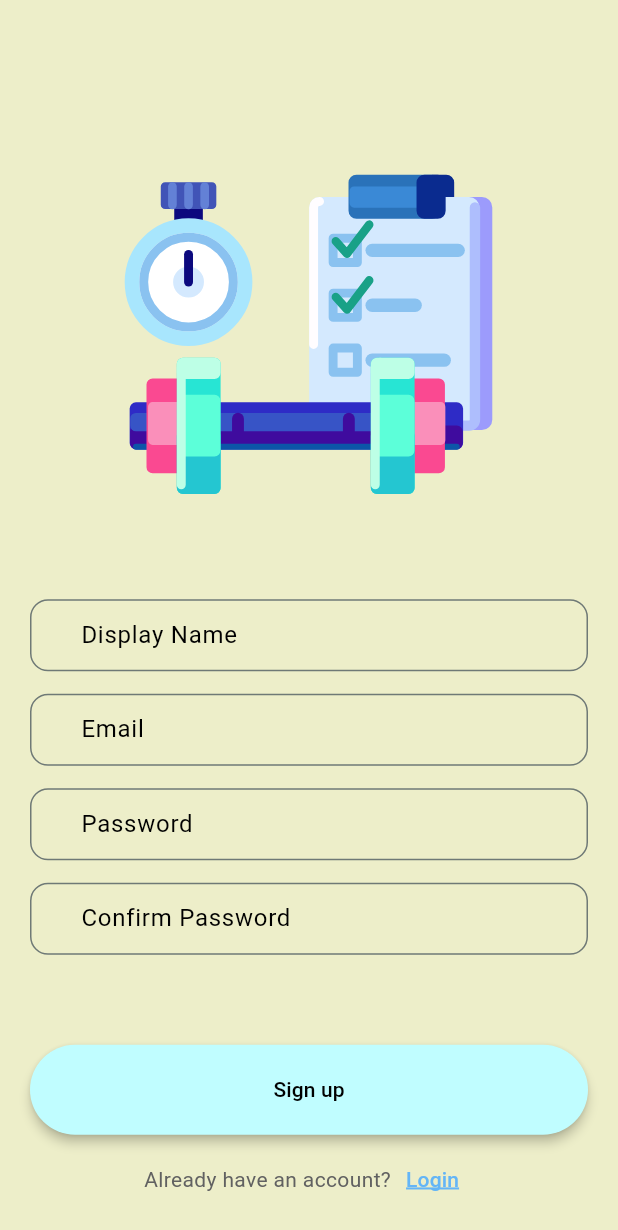
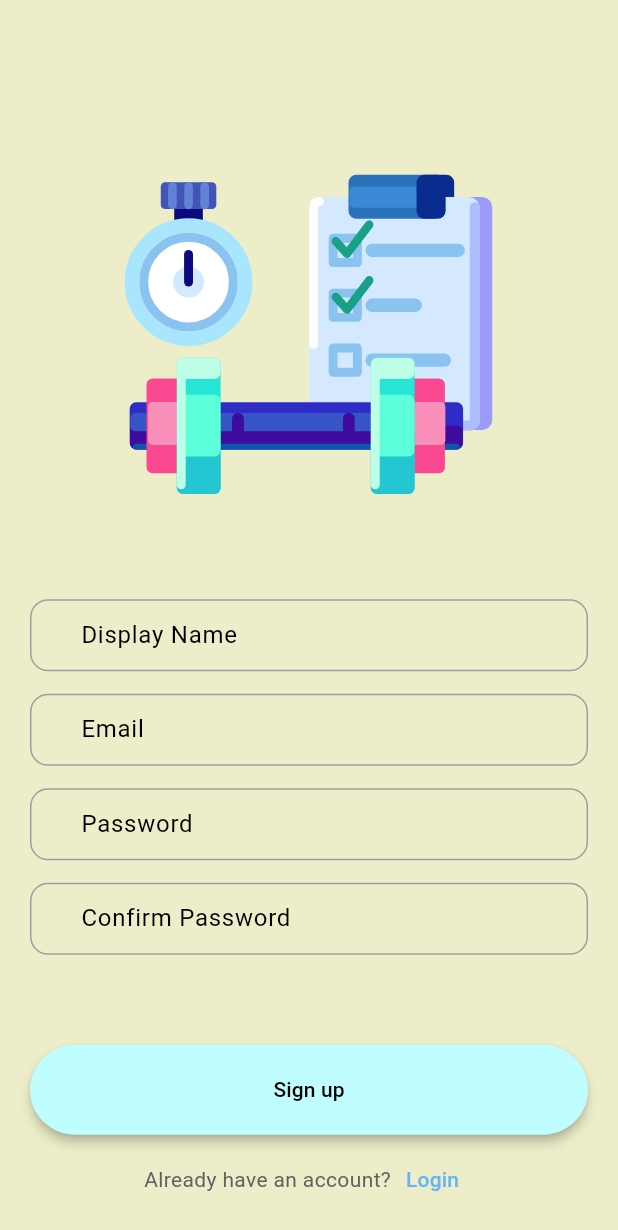
Before and after one commit to tlvhoang06/bmi-calculator-flutter, a Flutter app: the screen it shows after launch, after a tap on "Login", after a tap on "Sign up", on a phone screen of 412 x 824 dp. Shown: the top 1230 px of the screen. Run offline on Flutter 3.47's test engine with Material 3 defaults, Android fonts, the light colour scheme and no system bars; our stand-ins replace firebase_auth, firebase_core, lottie, shared_preferences; missing offline and left inert: pretty_gauge; accounts and stored records are empty.

Commit message:
Add Forgot Password and Show Password, Change Color of TextFields, Manage Empty Login / Register Input

```diff
--- a/lib/data/constants.dart
+++ b/lib/data/constants.dart
@@ -1,3 +1,7 @@
+import 'package:demo/data/notifer.dart';
+
 class KThemeModeKey{
   static String themeKey = 'themeKey';
 }
+
+int focusTextFieldColor = isDarkMode.value ? 0XFFc0fdff : 0XFFffa5ab;
--- a/lib/views/pages/login_page.dart
+++ b/lib/views/pages/login_page.dart
@@ -1,8 +1,10 @@
+import 'package:demo/data/constants.dart';
 import 'package:demo/data/notifer.dart';
 import 'package:demo/views/pages/register_page.dart';
 import 'package:demo/views/widget_tree.dart';
 import 'package:firebase_auth/firebase_auth.dart';
 import 'package:flutter/material.dart';
+import 'package:flutter/scheduler.dart';
 import 'package:flutter/services.dart';
 import 'package:lottie/lottie.dart';
 
@@ -19,6 +21,8 @@ class _LoginPageState extends State<LoginPage> {
   TextEditingController _emailController = TextEditingController();
   TextEditingController _passwordController = TextEditingController();
   String errorMessage = ' ';
+  bool showPassWord = false;
+
   void dispose() {
     _emailController.dispose();
     _passwordController.dispose();
@@ -26,6 +30,12 @@ class _LoginPageState extends State<LoginPage> {
   }
 
   void login() async {
+    if (_emailController.text.isEmpty || _passwordController.text.isEmpty) {
+      setState(() {
+        errorMessage = "Email and Password can't be empty";
+      });
+      return;
+    }
     try {
       await authServices.value.signIn(
         email: _emailController.text,
@@ -47,6 +57,7 @@ class _LoginPageState extends State<LoginPage> {
         ),
       );
     } on FirebaseAuthException catch (error) {
+      print(error.code);
       setState(() {
         errorMessage = error.message ?? "Login failed!";
       });
@@ -65,14 +76,20 @@ class _LoginPageState extends State<LoginPage> {
               mainAxisAlignment: MainAxisAlignment.center,
               children: [
                 Lottie.asset('assets/lotties/login.json'),
+
+                // Email
                 TextField(
                   controller: _emailController,
                   style: TextStyle(
                     color: isDarkMode.value ? Colors.white : Colors.black,
                   ),
                   decoration: InputDecoration(
-                    border: OutlineInputBorder(
-                      borderSide: BorderSide(color: Color(0XFF1b4965)),
+                    enabledBorder: OutlineInputBorder(
+                      borderSide: BorderSide(color: Colors.grey),
+                      borderRadius: BorderRadius.circular(12),
+                    ),
+                    focusedBorder: OutlineInputBorder(
+                      borderSide: BorderSide(color: Color(focusTextFieldColor)),
                       borderRadius: BorderRadius.circular(12),
                     ),
                     hintText: 'Email',
@@ -83,20 +100,22 @@ class _LoginPageState extends State<LoginPage> {
                   ),
                   inputFormatters: [LengthLimitingTextInputFormatter(20)],
                 ),
-                SizedBox(height: 10),
+                SizedBox(height: 15),
+
+                // Password
                 TextField(
                   controller: _passwordController,
-                  obscureText: true,
+                  obscureText: !showPassWord,
                   style: TextStyle(
                     color: isDarkMode.value ? Colors.white : Colors.black,
                   ),
                   decoration: InputDecoration(
-                    border: OutlineInputBorder(
-                      borderSide: BorderSide(
-                        color: isDarkMode.value
-                            ? Color(0XFF1b4965)
-                            : Color(0XFFeaf4f4),
-                      ),
+                    enabledBorder: OutlineInputBorder(
+                      borderSide: BorderSide(color: Colors.grey),
+                      borderRadius: BorderRadius.circular(12),
+                    ),
+                    focusedBorder: OutlineInputBorder(
+                      borderSide: BorderSide(color: Color(focusTextFieldColor)),
                       borderRadius: BorderRadius.circular(12),
                     ),
                     hintText: 'Password',
@@ -107,7 +126,60 @@ class _LoginPageState extends State<LoginPage> {
                   ),
                   inputFormatters: [LengthLimitingTextInputFormatter(20)],
                 ),
+                SizedBox(height: 10),
+                Row(
+                  mainAxisAlignment: MainAxisAlignment.spaceBetween,
+                  children: [
+
+                    // Show Password
+                    Row(
+                      children: [
+                        Checkbox(
+                          activeColor: Color(0XFFc0fdff),
+                          checkColor: Colors.black,
+                          value: showPassWord,
+                          onChanged: (value) {
+                            setState(() {
+                              showPassWord = !showPassWord;
+                            });
+                          },
+                        ),
+                        Text(
+                          'Show password',
+                          style: TextStyle(
+                            color: (isDarkMode.value
+                                ? Colors.white
+                                : Colors.black),
+                          ),
+                        ),
+                      ],
+                    ),
+
+                    // Forgot password
+                    TextButton(
+                      onPressed: () {},
+                      style: TextButton.styleFrom(
+                        minimumSize: Size(0, 0),
+                        padding: EdgeInsets.symmetric(
+                          vertical: 0,
+                          horizontal: 10,
+                        ),
+                        tapTargetSize: MaterialTapTargetSize.shrinkWrap,
+                      ),
+                      child: Text(
+                        'Forgot password?',
+                        style: TextStyle(color: Colors.blue.shade300),
+                      ),
+                    ),
+                  ],
+                ),
+                SizedBox(height: 10),
+
+                // Error Message
+                Text(errorMessage, style: TextStyle(color: Colors.red)),
                 SizedBox(height: 30),
+
+                // Login Button
                 SizedBox(
                   height: 60,
                   child: FilledButton(
@@ -124,8 +196,8 @@ class _LoginPageState extends State<LoginPage> {
                   ),
                 ),
                 SizedBox(height: 10),
-                Text(errorMessage, style: TextStyle(color: Colors.red)),
-                SizedBox(height: 20),
+
+                // Dont have account
                 Row(
                   mainAxisAlignment: MainAxisAlignment.center,
                   children: [
@@ -158,12 +230,7 @@ class _LoginPageState extends State<LoginPage> {
                       ),
                       child: Text(
                         'Sign up',
-                        style: TextStyle(
-                          color: Colors.blue.shade300,
-                          decoration: TextDecoration.underline,
-                          decorationColor: Colors.blue.shade300,
-                          decorationThickness: 2,
-                        ),
+                        style: TextStyle(color: Colors.blue.shade300),
                       ),
                     ),
                   ],
--- a/lib/views/pages/register_page.dart
+++ b/lib/views/pages/register_page.dart
@@ -1,3 +1,4 @@
+import 'package:demo/data/constants.dart';
 import 'package:demo/data/notifer.dart';
 import 'package:demo/views/widget_tree.dart';
 import 'package:firebase_auth/firebase_auth.dart';
@@ -28,6 +29,18 @@ class _RegisterPageState extends State<RegisterPage> {
   }
 
   void register() async {
+    if(_emailController.text.isEmpty || _passwordController.text.isEmpty){
+      setState(() {
+        errorMessage = "Email and Password can't be empty";
+      });
+      return;
+    }
+    if (_passwordController.text != _confirmPassWordController.text) {
+      setState(() {
+        errorMessage = "Password does not match";
+      });
+      return;
+    }
     try {
       await authServices.value.createAccount(
         email: _emailController.text,
@@ -67,8 +80,12 @@ class _RegisterPageState extends State<RegisterPage> {
                     color: isDarkMode.value ? Colors.white : Colors.black,
                   ),
                   decoration: InputDecoration(
-                    border: OutlineInputBorder(
-                      borderSide: BorderSide(color: Color(0XFF1b4965)),
+                    enabledBorder: OutlineInputBorder(
+                      borderSide: BorderSide(color: Colors.grey),
+                      borderRadius: BorderRadius.circular(12),
+                    ),
+                    focusedBorder: OutlineInputBorder(
+                      borderSide: BorderSide(color: Color(focusTextFieldColor)),
                       borderRadius: BorderRadius.circular(12),
                     ),
                     hintText: 'Display Name',
@@ -88,8 +105,12 @@ class _RegisterPageState extends State<RegisterPage> {
                     color: isDarkMode.value ? Colors.white : Colors.black,
                   ),
                   decoration: InputDecoration(
-                    border: OutlineInputBorder(
-                      borderSide: BorderSide(color: Color(0XFF1b4965)),
+                    enabledBorder: OutlineInputBorder(
+                      borderSide: BorderSide(color: Colors.grey),
+                      borderRadius: BorderRadius.circular(12),
+                    ),
+                    focusedBorder: OutlineInputBorder(
+                      borderSide: BorderSide(color: Color(focusTextFieldColor)),
                       borderRadius: BorderRadius.circular(12),
                     ),
                     hintText: 'Email',
@@ -109,8 +130,12 @@ class _RegisterPageState extends State<RegisterPage> {
                     color: isDarkMode.value ? Colors.white : Colors.black,
                   ),
                   decoration: InputDecoration(
-                    border: OutlineInputBorder(
-                      borderSide: BorderSide(color: Color(0XFF1b4965)),
+                    enabledBorder: OutlineInputBorder(
+                      borderSide: BorderSide(color: Colors.grey),
+                      borderRadius: BorderRadius.circular(12),
+                    ),
+                    focusedBorder: OutlineInputBorder(
+                      borderSide: BorderSide(color: Color(focusTextFieldColor)),
                       borderRadius: BorderRadius.circular(12),
                     ),
                     hintText: 'Password',
@@ -131,8 +156,12 @@ class _RegisterPageState extends State<RegisterPage> {
                     color: isDarkMode.value ? Colors.white : Colors.black,
                   ),
                   decoration: InputDecoration(
-                    border: OutlineInputBorder(
-                      borderSide: BorderSide(color: Color(0XFF1b4965)),
+                    enabledBorder: OutlineInputBorder(
+                      borderSide: BorderSide(color: Colors.grey),
+                      borderRadius: BorderRadius.circular(12),
+                    ),
+                    focusedBorder: OutlineInputBorder(
+                      borderSide: BorderSide(color: Color(focusTextFieldColor)),
                       borderRadius: BorderRadius.circular(12),
                     ),
                     hintText: 'Confirm Password',
@@ -153,14 +182,7 @@ class _RegisterPageState extends State<RegisterPage> {
                   height: 60,
                   child: FilledButton(
                     onPressed: () {
-                      if (_passwordController.text ==
-                          _confirmPassWordController.text) {
-                        register();
-                      } else {
-                        setState(() {
-                          errorMessage = "Password does not match";
-                        });
-                      }
+                      register();
                     },
                     style: FilledButton.styleFrom(
                       elevation: 3,
@@ -199,9 +221,6 @@ class _RegisterPageState extends State<RegisterPage> {
                         'Login',
                         style: TextStyle(
                           color: Colors.blue.shade300,
-                          decoration: TextDecoration.underline,
-                          decorationColor: Colors.blue.shade300,
-                          decorationThickness: 2,
                         ),
                       ),
                     ),
```
